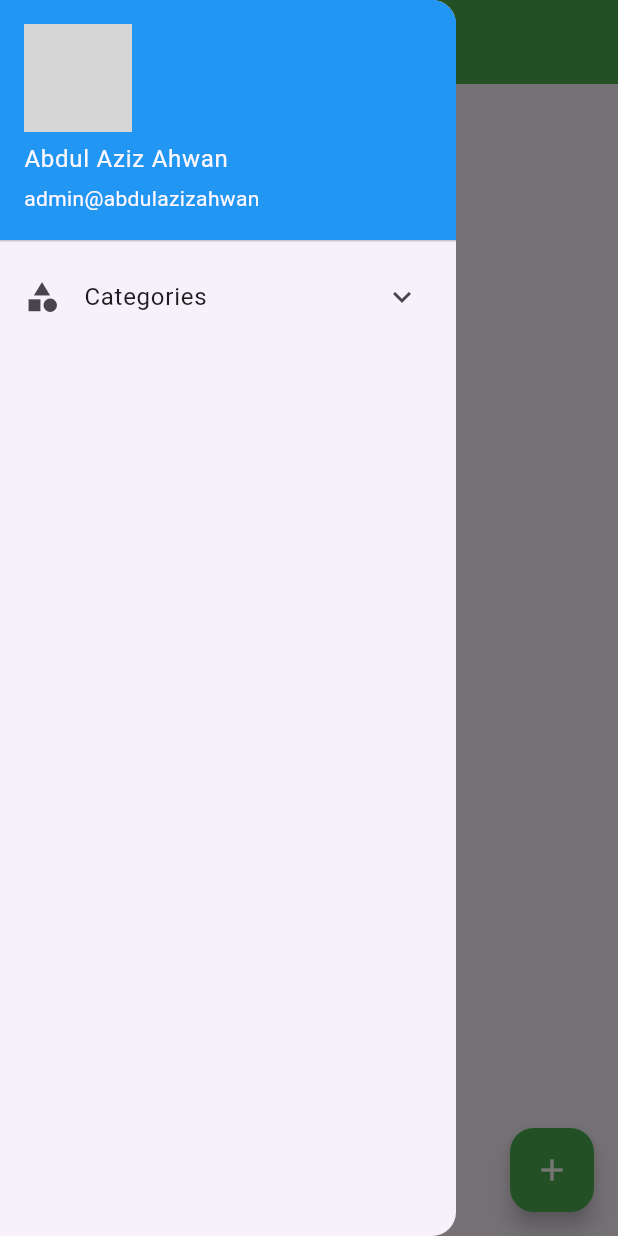
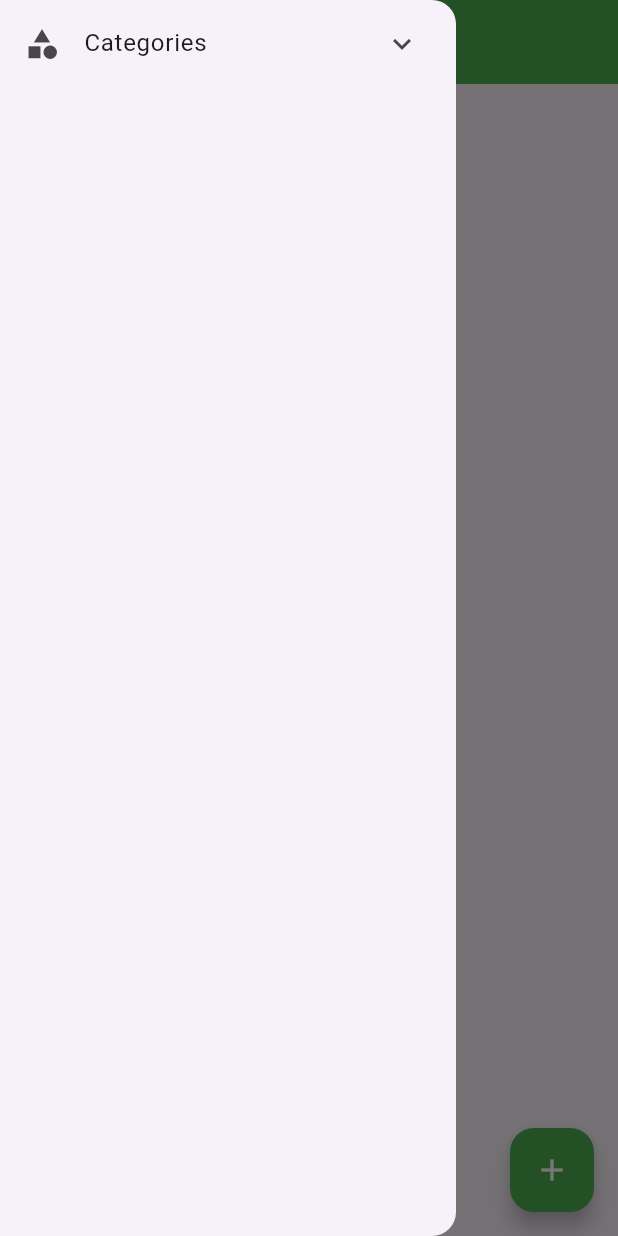
Before and after one commit to theertha54321/todolist, a Flutter app: the screen it shows after launch, with the side drawer open, on a phone screen of 412 x 824 dp. Run offline on Flutter 3.47's test engine with Material 3 defaults, Android fonts, the phone set to English and light mode, and no system bars; our stand-ins replace sqflite, sqflite_common_ffi_web; missing offline and left inert: dart:html; accounts and stored records are empty; grey boxes are pictures that could not be loaded.

Commit message:
home screen updated

```diff
--- a/lib/view/home_screen/home_screen.dart
+++ b/lib/view/home_screen/home_screen.dart
@@ -118,28 +118,8 @@ class _HomeScreenState extends State<HomeScreen> {
         child: ListView(
           padding: EdgeInsets.zero,
           children: [
-            UserAccountsDrawerHeader(
-              accountName: Text("Abdul Aziz Ahwan"),
-              accountEmail: Text("admin@abdulazizahwan"),
-              currentAccountPicture: CircleAvatar(
-                backgroundImage: NetworkImage(
-                    "https://images.pexels.com/photos/29273395/pexels-photo-29273395/free-photo-of-rainy-window-view-in-belfast.jpeg?auto=compress&cs=tinysrgb&w=600&lazy=load"), // Replace with profile image URL
-              ),
-              decoration: BoxDecoration(
-                color: Colors.blue,
-              ),
-            ),
-            // ListTile(
-            //   leading: Icon(Icons.home),
-            //   title: Text("Home"),
-            //   onTap: () {
-            //     // Reset to show all todos
-            //     setState(() {
-            //       selectedCategory = null;
-            //     });
-            //     Navigator.pop(context); // Close the drawer
-            //   },
-            // ),
+
+
             ExpansionTile(
               leading: Icon(Icons.category),
               title: Text("Categories"),
```
